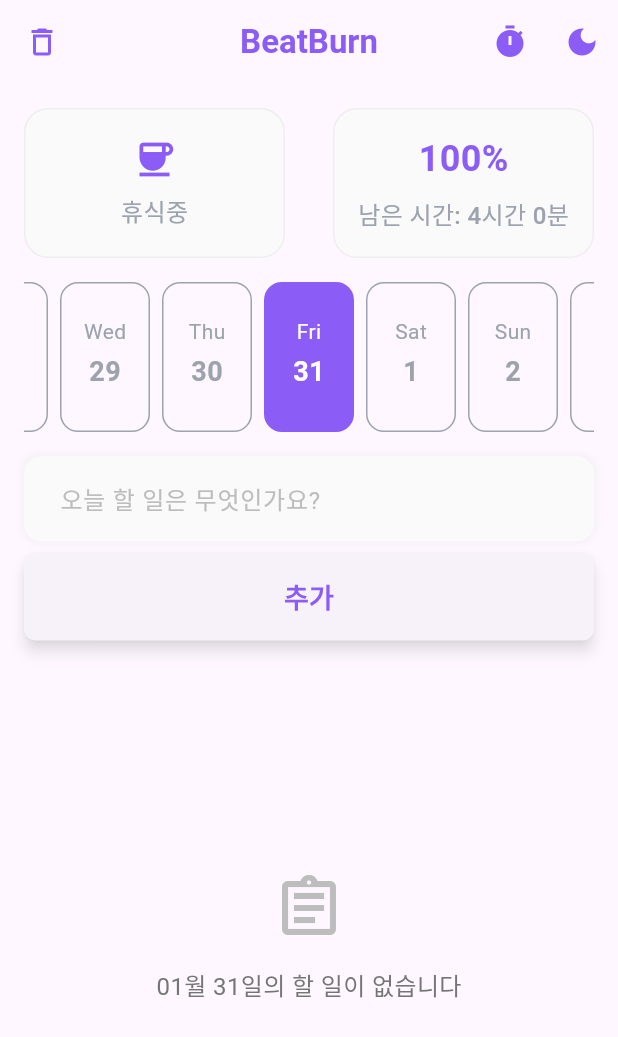
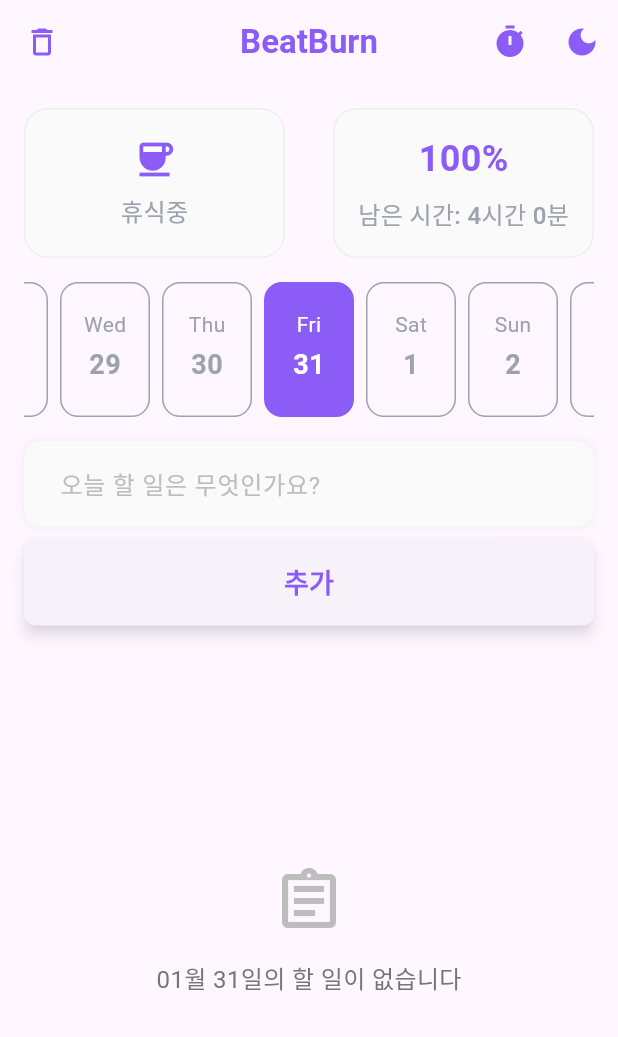
Before and after one commit to indianaPoly/frontend-beatburn, a Flutter app: the screen it shows after launch, on a phone screen of 412 x 824 dp. Shown: the top 1037 px of the screen. Run offline on Flutter 3.47's test engine with Material 3 defaults, Android fonts, the light colour scheme and no system bars; our stand-ins replace flutter_local_notifications, shared_preferences.

Commit message:
fix: 키보드로 인해서 발생하는 RenderFlex 문제

```diff
--- a/lib/screen/home_screen.dart
+++ b/lib/screen/home_screen.dart
@@ -21,6 +21,7 @@
   @override
   Widget build(BuildContext context) {
     return Scaffold(
+      resizeToAvoidBottomInset: true,
       appBar: AppBar(
         centerTitle: true,
         elevation: 0,
--- a/lib/widgets/horizontal_calendar.dart
+++ b/lib/widgets/horizontal_calendar.dart
@@ -87,7 +87,7 @@
         }
 
         return Container(
-          height: 100,
+          height: 90,
           child: ListView.builder(
             controller: _scrollController,
             scrollDirection: Axis.horizontal,
```
